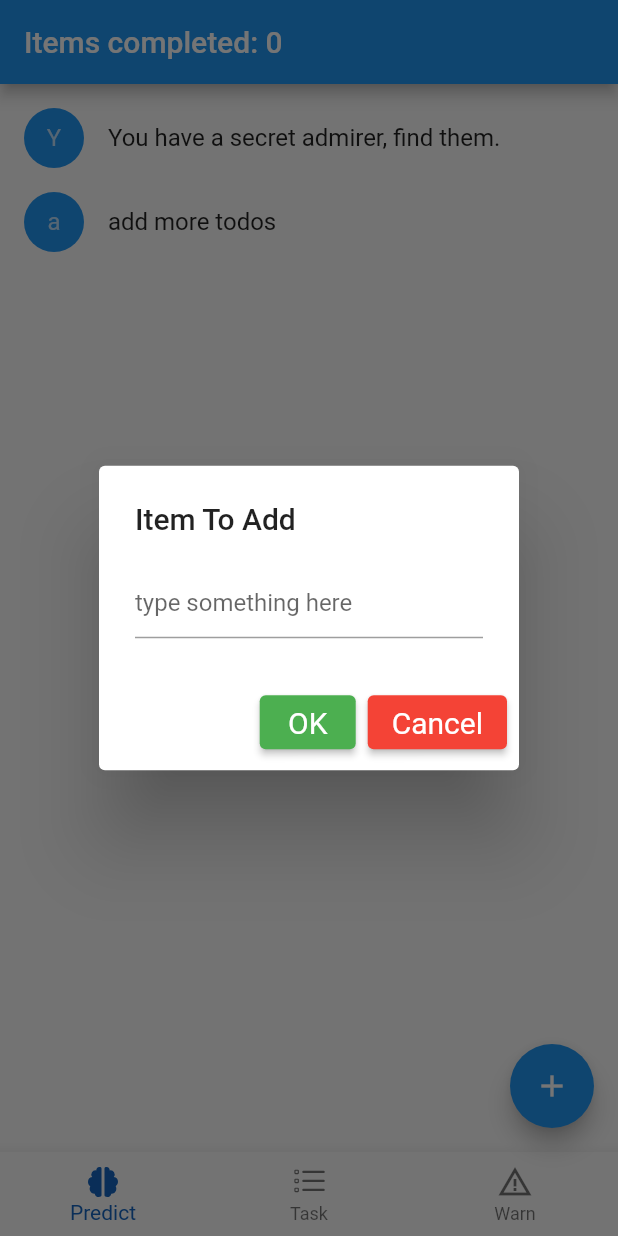
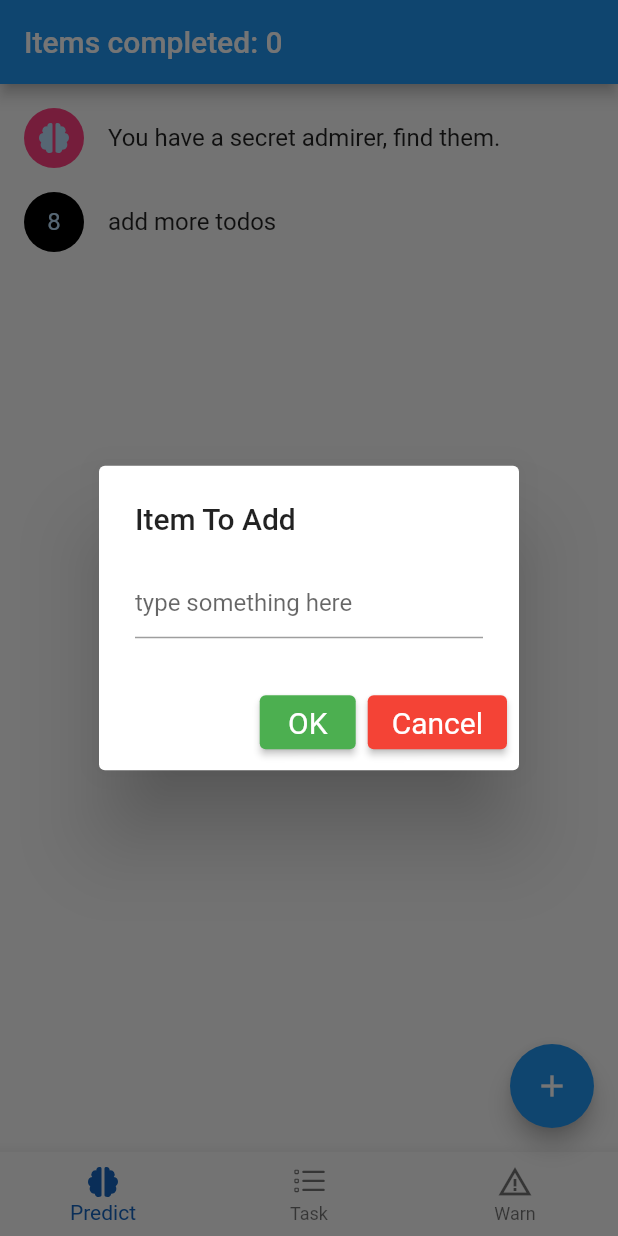
Before and after one commit to KhounborineII/to-do-list-khounborine, a Flutter app: the screen it shows after launch, after a tap on the "add" icon, on a phone screen of 412 x 824 dp. Run offline on Flutter 3.47's test engine with Material 2 defaults, Android fonts, the phone set to English and light mode, and no system bars; our stand-ins replace bootstrap_icons, boxicons.

Commit message:
ixed Prediction, Task, Warn and Icons now match item
Prediction, Task, Warn had issues where tapping on the bottom nav bar may return an incorrect item.
Items now have Icons that match the specific Item that was tapped or created.

```diff
--- a/lib/main.dart
+++ b/lib/main.dart
@@ -6,7 +6,7 @@ import 'dart:math';
 import 'package:boxicons/boxicons.dart';
 import 'package:bootstrap_icons/bootstrap_icons.dart';
 
-List<Item> items = [const Item(name: "add more todos")];
+List<Item> items = [const Item(name: "add more todos", index: "-1")];
 
 class ToDoList extends StatefulWidget {
   const ToDoList({super.key});
@@ -21,22 +21,22 @@ class _ToDoListState extends State<ToDoList> {
   // Dialog with text from https://www.appsdeveloperblog.com/alert-dialog-with-a-text-field-in-flutter/
   final TextEditingController _inputController = TextEditingController();
   final ButtonStyle yesStyle = ElevatedButton.styleFrom(
-      textStyle: const TextStyle(fontSize: 20), primary: Colors.green);
+      textStyle: const TextStyle(fontSize: 20), backgroundColor: Colors.green);
   final ButtonStyle noStyle = ElevatedButton.styleFrom(
-      textStyle: const TextStyle(fontSize: 20), primary: Colors.red);
+      textStyle: const TextStyle(fontSize: 20), backgroundColor: Colors.red);
   int _selectedIndex = 0;
-  predict_task_warn ptw = predict_task_warn();
+  PredictTaskWarn ptw = PredictTaskWarn();
 
   Future<void> _displayTextInputDialog(BuildContext context) async {
     print("Loading Dialog");
-    final _random = new Random();
-    var _magic8 = [
-      "- Yes, Definitely",
-      "- Without a Doubt",
-      "- Signs Point to Yes",
-      "- Maybe",
-      "- Outlook not so good",
-      "- Very Doubtful"
+    final random = Random();
+    var magic8 = [
+      " - Yes, Definitely",
+      " - Without a Doubt",
+      " - Signs Point to Yes",
+      " - Maybe",
+      " - Outlook not so good",
+      " - Very Doubtful"
     ];
 
     return showDialog(
@@ -60,11 +60,13 @@ class _ToDoListState extends State<ToDoList> {
                 style: yesStyle,
                 child: const Text('OK'),
                 onPressed: () {
-                  setState(() {
-                    _handleNewItem(valueText + _magic8[_random.nextInt(6)]);
-                    Navigator.pop(context);
-                    valueText = "";
-                  });
+                  if (valueText != "") {
+                    setState(() {
+                      _handleNewItem(valueText + magic8[random.nextInt(6)]);
+                      Navigator.pop(context);
+                      valueText = "";
+                    });
+                  }
                 },
               ),
 
@@ -113,6 +115,7 @@ class _ToDoListState extends State<ToDoList> {
         print("Making Undone");
         _itemSet.remove(item);
         items.insert(0, item);
+        numCompleted--;
       }
     });
   }
@@ -127,20 +130,26 @@ class _ToDoListState extends State<ToDoList> {
   void _handleNewItem(String itemText) {
     setState(() {
       print("Adding new item");
-      Item item = Item(name: itemText);
+      Item item = Item(name: itemText, index: "-1");
       items.insert(0, item);
       _inputController.clear();
     });
   }
 
-  // When you click on a bottom nav bar item, this goes into the predict_task_warn and creates the task
+  // When you click on a bottom nav bar item, this goes into the PredictTaskWarn and creates the task
+
+  // the ptw now takes index rather than the unreliable _selectedIndex
+  // Apparently, something happens where _selectedIndex does not get updated properly, so when some
+  // order of tasks, predictions, and warnings are made, _selectedIndex loses track and causes one
+  // of the other things to appear instead of the one that was most recently tapped.
   void _onItemTapped(int index) {
     setState(() {
       Random rand = Random();
       _selectedIndex = index;
-      String name = ptw.ptw(_selectedIndex, rand);
-      Item item = Item(name: name);
+      String name = ptw.ptw(index, rand);
+      Item item = Item(name: name, index: "$index");
       items.insert(0, item);
+      print(index);
     });
   }
 
--- a/lib/predict_task_warn.dart
+++ b/lib/predict_task_warn.dart
@@ -1,9 +1,6 @@
 import 'dart:math';
 
-import 'package:flutter/material.dart';
-import 'package:to_dont_list/to_do_items.dart';
-
-class predict_task_warn {
+class PredictTaskWarn {
   // Predict Array
   final predict = [
     "You have a secret admirer, find them.",
@@ -31,15 +28,17 @@ class predict_task_warn {
     "Buy a bidet."
   ];
   // Warning Array
+  // Some warnings were vague enough to seem like predictions,
+  // I understand why Connor thought this wasn't right.
   final warn = [
-    "Beware of incoming weather",
-    "Don't behave with manners poor",
-    "Change is inevitable, except from vending machines",
-    "Everyone seems normal until you get to know them.",
-    "Your road to glory will be rocky but fulfilling.",
+    "Beware of incoming weather.",
+    "Don't behave with poor manners, or else.",
+    "Change is inevitable, except from vending machines.",
+    "Beware, everyone seems normal until you get to know them.",
+    "Glory will be yours, but avoid the pitfalls on the way.",
     "Stop eating now. Food poisoning no fun.",
     "You think it’s a secret, but they know.",
-    "An alien of some sort will be appearing to you shortly."
+    "AN ALIEN IS COMING FOR YOU. THIS IS NOT A PREDICTION."
   ];
 
   //ptw now works by giving it the index, and then picking a random index from the list of the first index
@@ -47,9 +46,9 @@ class predict_task_warn {
     if (s == 0) {
       return predict[rand.nextInt(predict.length)];
     } else if (s == 1) {
+      return task[rand.nextInt(task.length)];
+    } else {
       return warn[rand.nextInt(warn.length)];
-    } else {
-      return task[rand.nextInt(task.length)];
     }
   }
 }
--- a/lib/to_do_items.dart
+++ b/lib/to_do_items.dart
@@ -1,12 +1,15 @@
 import 'package:flutter/material.dart';
+import 'package:boxicons/boxicons.dart';
+import 'package:bootstrap_icons/bootstrap_icons.dart';
 
 class Item {
-  const Item({required this.name});
+  const Item({required this.name, required this.index});
 
   final String name;
+  final String index;
 
   String abbrev() {
-    return name.substring(0, 1);
+    return "8";
   }
 }
 
@@ -26,15 +29,34 @@ class ToDoListItem extends StatelessWidget {
   final ToDoListChangedCallback onListChanged;
   final ToDoListRemovedCallback onDeleteItem;
 
-  Color _getColor(BuildContext context) {
+  Color _getColor() {
     // The theme depends on the BuildContext because different
     // parts of the tree can have different themes.
     // The BuildContext indicates where the build is
     // taking place and therefore which theme to use.
+    if (completed) {
+      return Colors.black54;
+    } else if (item.index == "0") {
+      return Colors.pinkAccent;
+    } else if (item.index == "1") {
+      return Colors.blue;
+    } else if (item.index == "2") {
+      return Colors.red;
+    } else {
+      return Colors.black;
+    }
+  }
 
-    return completed //
-        ? Colors.black54
-        : Theme.of(context).primaryColor;
+  Widget? _getIcon() {
+    if (item.index == "0") {
+      return const Icon(Boxicons.bxs_brain);
+    } else if (item.index == "1") {
+      return const Icon(BootstrapIcons.list_task);
+    } else if (item.index == "2") {
+      return const Icon(Icons.warning_amber);
+    } else {
+      return Text(item.abbrev());
+    }
   }
 
   TextStyle? _getTextStyle(BuildContext context) {
@@ -58,8 +80,8 @@ class ToDoListItem extends StatelessWidget {
             }
           : null,
       leading: CircleAvatar(
-        backgroundColor: _getColor(context),
-        child: Text(item.abbrev()),
+        backgroundColor: _getColor(),
+        child: _getIcon(),
       ),
       title: Text(
         item.name,
```
Also changed, not shown: 1 other file.
